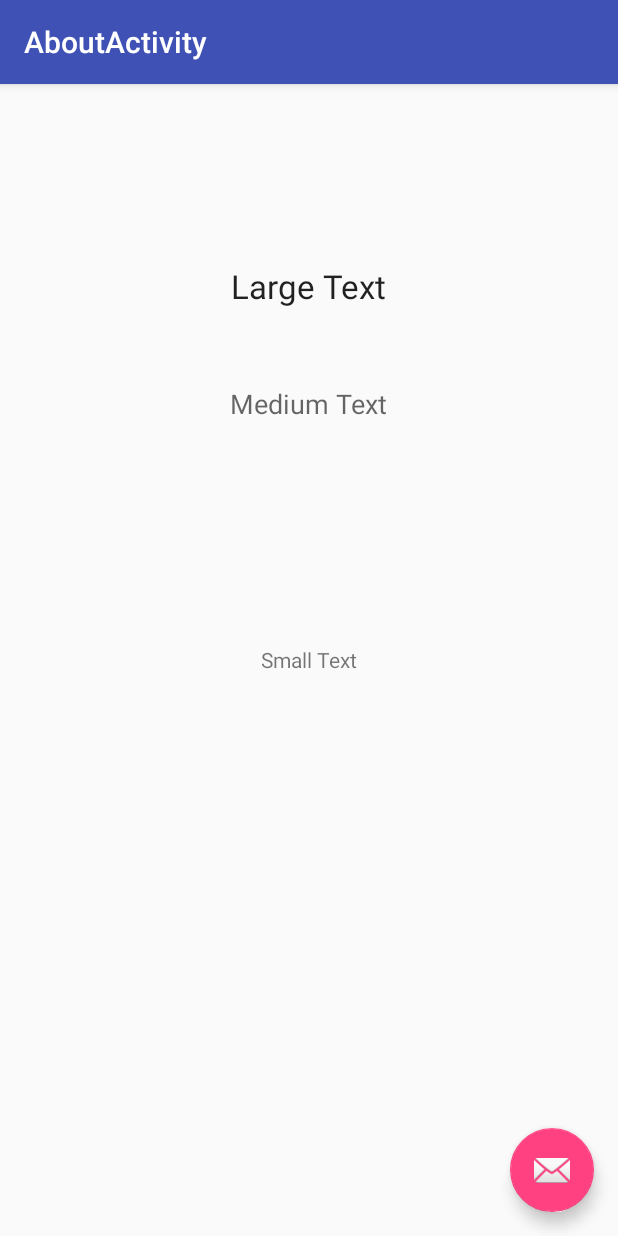
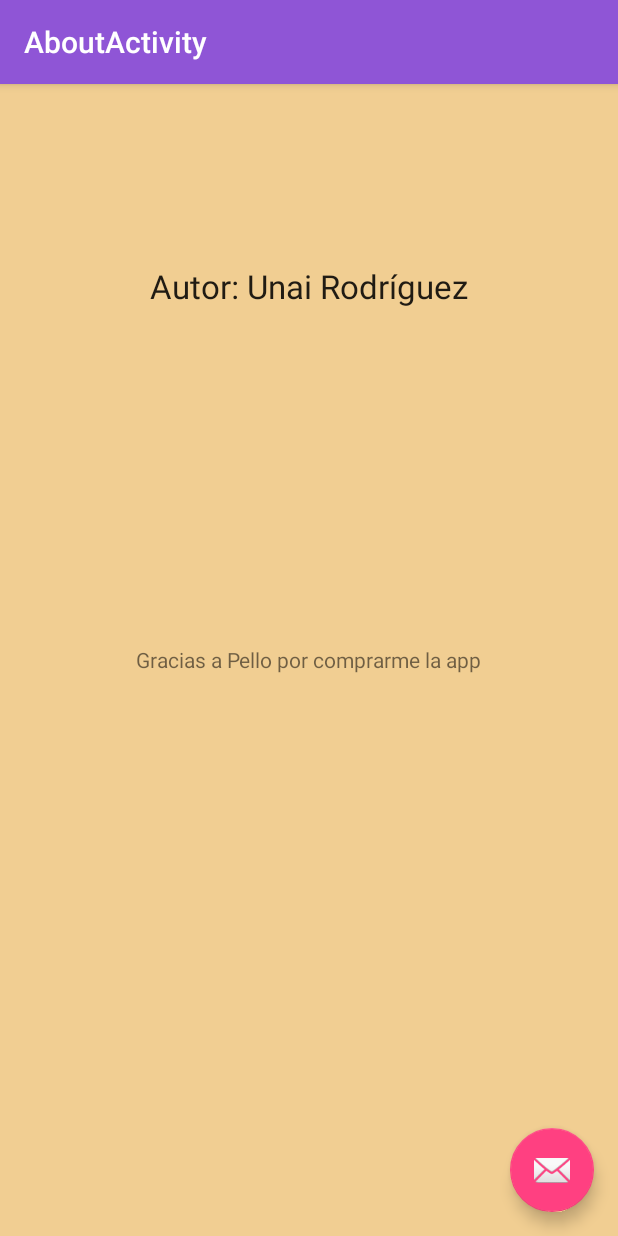
Before and after one commit to unairf/SeriesManager, an Android app: the MainActivity screen opened directly, with no data from a screen before it, in the options menu, after a tap on "Ayuda", on a phone screen of 412 x 824 dp. Run offline under Robolectric (Android 15) with nearby library versions, the phone set to English and light mode, and no system bars.

Commit message:
Fixed minor bugs

```diff
--- a/app/src/main/AndroidManifest.xml
+++ b/app/src/main/AndroidManifest.xml
@@ -49,8 +49,9 @@
             android:label="@string/title_activity_fullscreen"
             android:theme="@style/FullscreenTheme" >
         </activity>
-        <activity android:name=".EmptyActivity"
-            android:configChanges="orientation|screenSize">
+        <activity
+            android:name=".EmptyActivity"
+            android:configChanges="orientation|screenSize" >
         </activity>
     </application>
 
--- a/app/src/main/java/com/unairf/seriesmanager/MainActivity.java
+++ b/app/src/main/java/com/unairf/seriesmanager/MainActivity.java
@@ -209,7 +209,7 @@ public class MainActivity extends AppCompatActivity {
             String[] lineDivided = finalString[i].split("\\*");
             dinamicButton.setText(lineDivided[0]);
             LinearLayout.LayoutParams layoutParams = new LinearLayout.LayoutParams(findViewById(R.id.relative_layout_buttons).getWidth() - 30, findViewById(R.id.button_layout).getHeight());
-            layoutParams.setMargins(5, 0, 0, 0); // left, top, right, bottom
+            layoutParams.setMargins(0, 0, 0, 0); // left, top, right, bottom
             dinamicButton.setLayoutParams(layoutParams);
             row2.addView(dinamicButton);
             dinamicButton.setWidth(layoutParams.width);
@@ -221,7 +221,7 @@ public class MainActivity extends AppCompatActivity {
             drawable.setShape(GradientDrawable.RECTANGLE);
 
             //    int alpha = Color.alpha(R.color.dark_goldenrod);
-            drawable.setStroke(3, Color.DKGRAY);
+            //drawable.setStroke(3, Color.DKGRAY);
 
             //Commited
 
--- a/app/src/main/res/layout/activity_activity_splash.xml
+++ b/app/src/main/res/layout/activity_activity_splash.xml
@@ -1,7 +1,7 @@
 <FrameLayout xmlns:android="http://schemas.android.com/apk/res/android"
     xmlns:tools="http://schemas.android.com/tools" android:layout_width="match_parent"
     android:layout_height="match_parent" android:background="@drawable/splash"
-    tools:context="com.unairf.seriesmanager.activity_splash">
+    tools:context="com.unairf.seriesmanager.activity_splash" >
 
     <!-- The primary full-screen view. This can be replaced with whatever view
          is needed to present your content, e.g. VideoView, SurfaceView,
--- a/app/src/main/res/layout/content_about.xml
+++ b/app/src/main/res/layout/content_about.xml
@@ -7,33 +7,26 @@
     android:paddingTop="@dimen/activity_vertical_margin"
     android:paddingBottom="@dimen/activity_vertical_margin"
     app:layout_behavior="@string/appbar_scrolling_view_behavior"
-    tools:showIn="@layout/activity_about" tools:context="com.unairf.seriesmanager.AboutActivity">
+    tools:showIn="@layout/activity_about" tools:context="com.unairf.seriesmanager.AboutActivity"
+    android:background="@color/blanched_almond">
 
     <TextView
         android:layout_width="wrap_content"
         android:layout_height="wrap_content"
         android:textAppearance="?android:attr/textAppearanceLarge"
-        android:text="Large Text"
+        android:text="@string/author_name"
         android:id="@+id/textView"
         android:layout_alignParentTop="true"
         android:layout_centerHorizontal="true"
         android:layout_marginTop="104dp" />
 
-    <TextView
-        android:layout_width="wrap_content"
-        android:layout_height="wrap_content"
-        android:textAppearance="?android:attr/textAppearanceMedium"
-        android:text="Medium Text"
-        android:id="@+id/textView2"
-        android:layout_below="@+id/textView"
-        android:layout_centerHorizontal="true"
-        android:layout_marginTop="51dp" />
+
 
     <TextView
         android:layout_width="wrap_content"
         android:layout_height="wrap_content"
         android:textAppearance="?android:attr/textAppearanceSmall"
-        android:text="Small Text"
+        android:text="@string/greets"
         android:id="@+id/textView3"
         android:layout_centerVertical="true"
         android:layout_centerHorizontal="true" />
--- a/app/src/main/res/layout/content_main.xml
+++ b/app/src/main/res/layout/content_main.xml
@@ -12,6 +12,7 @@
     android:background="@color/blanched_almond">
 
     <HorizontalScrollView
+        android:background="@color/dark_goldenrod"
         android:layout_width="wrap_content"
         android:layout_height="120dp"
         android:id="@+id/horizontalScrollView"
--- a/app/src/main/res/values/colors.xml
+++ b/app/src/main/res/values/colors.xml
@@ -1,10 +1,10 @@
 <?xml version="1.0" encoding="utf-8"?>
 <resources>
-    <color name="colorPrimary">#3F51B5</color>
-    <color name="colorPrimaryDark">#303F9F</color>
+    <color name="colorPrimary">#8f55d6</color>
+    <color name="colorPrimaryDark">#8b4ed6</color>
     <color name="colorAccent">#FF4081</color>
-    <color name="blanched_almond">#FFEBCD</color>
-    <color name="dark_goldenrod">#12110f</color>
+    <color name="blanched_almond">#f1ce92</color>
+    <color name="dark_goldenrod">#edd09c</color>
 
     <color name="black_overlay">#66000000</color>
 </resources>
--- a/app/src/main/res/values/strings.xml
+++ b/app/src/main/res/values/strings.xml
@@ -15,4 +15,7 @@
     <string name="title_activity_web_view">WebViewActivity</string>
 
     <string name="title_activity_fullscreen">FullscreenActivity</string>
+    <string name="title_activity_splash3">SplashActivity3</string>
+    <string name="author_name">Autor: Unai Rodríguez</string>
+    <string name="greets">Gracias a Pello por comprarme la app</string>
 </resources>
--- a/app/src/main/res/values/styles.xml
+++ b/app/src/main/res/values/styles.xml
@@ -25,5 +25,7 @@
     <style name="FullscreenActionBarStyle" parent="Widget.AppCompat.ActionBar">
         <item name="android:background">@color/black_overlay</item>
     </style>
+    <style name="AppBarOverlay" parent="ThemeOverlay.AppCompat.Dark.ActionBar" />
+    <style name="PopupOverlay" parent="ThemeOverlay.AppCompat.Light" />
 
 </resources>
```
Also changed, not shown: app/src/main/java/com/unairf/seriesmanager/activity_splash.java (+9 -0 lines), app/src/main/res/anim/anim.xml (added, +28 -0 lines), app/src/main/res/anim/fade.xml (added, +12 -0 lines), 1 other file.
